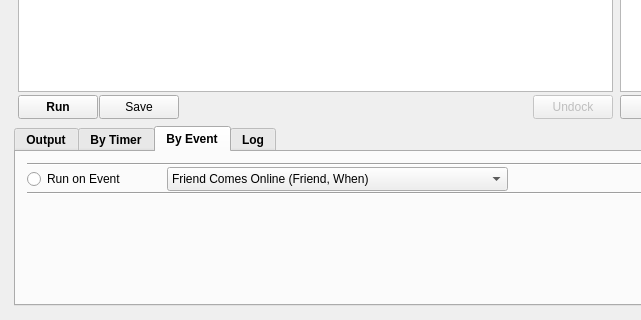
Above: gui/Lua4RSWidget.ui from RetroShare/Lua4RS before the change; both pictures show x 0 to 641 and y 501 to 821 of the 858 by 821 pixel window. Below: the same form after it.
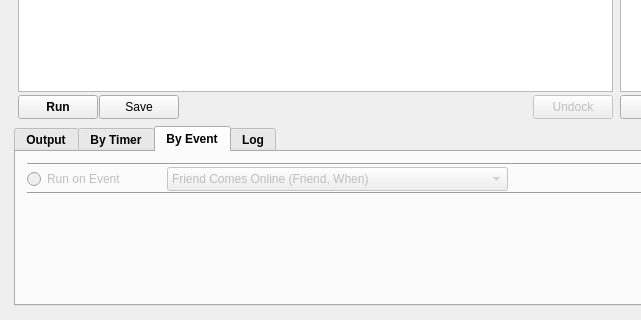
That is the form after the change. The open tabs and pages were chosen to show the change. Icons and pictures are not drawn.

Commit message: fixed images & disabled event trigger for now

```diff
--- a/gui/Lua4RSWidget.ui
+++ b/gui/Lua4RSWidget.ui
@@ -2017,6 +2017,9 @@
                  </property>
                  <item>
                   <widget class="QRadioButton" name="rb_runonevent">
+                   <property name="enabled">
+                    <bool>false</bool>
+                   </property>
                    <property name="minimumSize">
                     <size>
                      <width>135</width>
@@ -2039,6 +2042,9 @@
                  </item>
                  <item>
                   <widget class="QComboBox" name="dd_events">
+                   <property name="enabled">
+                    <bool>false</bool>
+                   </property>
                    <property name="minimumSize">
                     <size>
                      <width>0</width>
```
Left out of the diff: 8 changed lines with no effect on the pictures.
